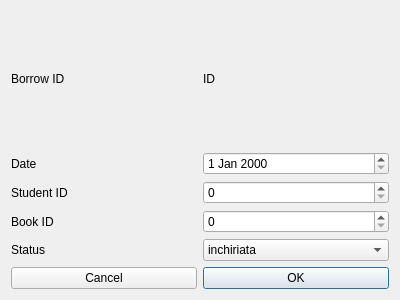
First picture: the form in src/main/resources/base/UIs/borrow_dialog.ui, repository nan-dre/OLDI, before the edit.
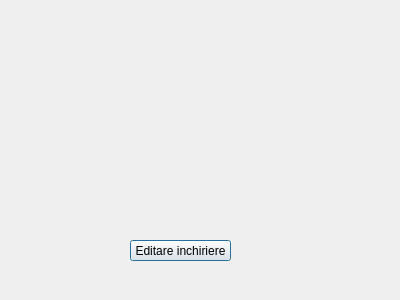
Second picture: the form after the edit.

Commit message: Ui error repaired

```diff
--- a/src/main/resources/base/UIs/borrow_dialog.ui
+++ b/src/main/resources/base/UIs/borrow_dialog.ui
@@ -13,104 +13,19 @@
   <property name="windowTitle">
    <string>Inchiriere</string>
   </property>
-  <layout class="QGridLayout" name="gridLayout_2">
-   <item row="0" column="0" colspan="2">
-    <layout class="QGridLayout" name="gridLayout">
-     <item row="0" column="0">
-      <widget class="QLabel" name="label">
-       <property name="text">
-        <string>Borrow ID</string>
-       </property>
-      </widget>
-     </item>
-     <item row="0" column="1">
-      <widget class="QLabel" name="id_label">
-       <property name="text">
-        <string>ID</string>
-       </property>
-      </widget>
-     </item>
-     <item row="1" column="0">
-      <widget class="QLabel" name="label_2">
-       <property name="text">
-        <string>Date</string>
-       </property>
-      </widget>
-     </item>
-     <item row="1" column="1">
-      <widget class="QDateEdit" name="date_edit"/>
-     </item>
-     <item row="2" column="0">
-      <widget class="QLabel" name="label_3">
-       <property name="text">
-        <string>Student ID</string>
-       </property>
-      </widget>
-     </item>
-     <item row="2" column="1">
-      <widget class="QSpinBox" name="student_box">
-       <property name="maximum">
-        <number>100000</number>
-       </property>
-      </widget>
-     </item>
-     <item row="3" column="0">
-      <widget class="QLabel" name="label_4">
-       <property name="text">
-        <string>Book ID</string>
-       </property>
-      </widget>
-     </item>
-     <item row="3" column="1">
-      <widget class="QSpinBox" name="book_box">
-       <property name="maximum">
-        <number>100000</number>
-       </property>
-      </widget>
-     </item>
-     <item row="4" column="0">
-      <widget class="QLabel" name="label_5">
-       <property name="text">
-        <string>Status</string>
-       </property>
-      </widget>
-     </item>
-     <item row="4" column="1">
-      <widget class="QComboBox" name="status_box">
-       <item>
-        <property name="text">
-         <string>inchiriata</string>
-        </property>
-       </item>
-       <item>
-        <property name="text">
-         <string>returnata</string>
-        </property>
-       </item>
-       <item>
-        <property name="text">
-         <string>pierduta</string>
-        </property>
-       </item>
-      </widget>
-     </item>
-    </layout>
-   </item>
-   <item row="2" column="1">
-    <widget class="QPushButton" name="ok_button">
-     <property name="text">
-      <string>OK</string>
-     </property>
-    </widget>
-   </item>
-   <item row="2" column="0">
-    <widget class="QPushButton" name="cancel_button">
-     <property name="text">
-      <string>Cancel</string>
-     </property>
-    </widget>
-   </item>
-  </layout>
+  <widget class="QPushButton" name="borrow_edit_button">
+   <property name="geometry">
+    <rect>
+     <x>130</x>
+     <y>240</y>
+     <width>101</width>
+     <height>21</height>
+    </rect>
+   </property>
+   <property name="text">
+    <string>Editare inchiriere</string>
+   </property>
+  </widget>
  </widget>
  <resources/>
  <connections/>
```
Left out of the diff: 2 changed lines with no effect on the pictures. The commit also changes 4 other files.
